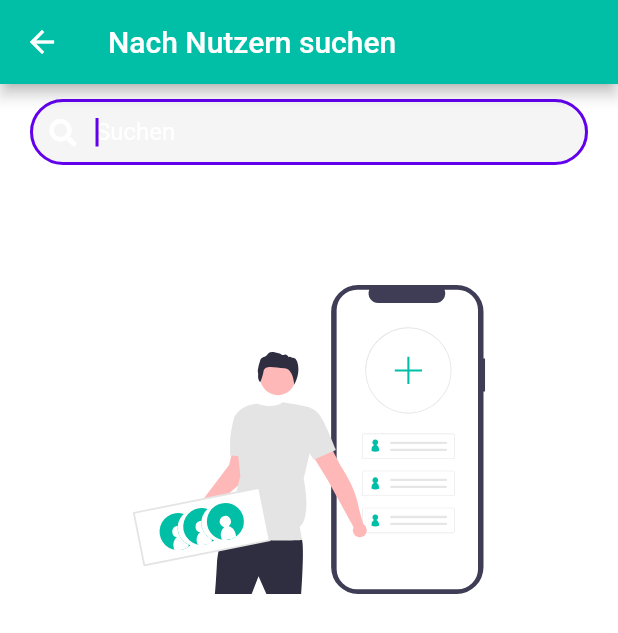
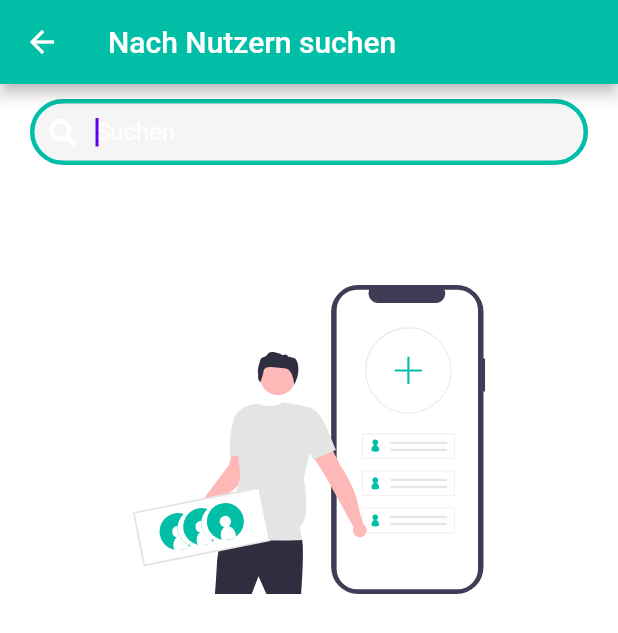
Before and after one commit to SirSimon04/you2me, a Flutter app: the FriendsSearchPage screen opened directly, on a phone screen of 412 x 824 dp. Shown: the top 633 px of the screen. Run offline on Flutter 3.47's test engine with Material 2 defaults, Android fonts, the phone set to English and light mode, and no system bars; our stand-ins replace badges, bubble, cached_network_image, cloud_firestore, device_preview, firebase_auth and 15 more; missing offline and left inert: adaptive_action_sheet, cupertino_list_tile, platform_list_tile, time_ago_provider; accounts and stored records are empty.

Commit message:
T
ColorTheme in focused_messagemenu_holder.dart

```diff
--- a/lib/constants.dart
+++ b/lib/constants.dart
@@ -13,7 +13,8 @@ const kContentColorLightTheme = Color(0xFF1D1D35);
 const kContentColorDarkTheme = Color(0xFFF5FCF9);
 const kWarningColor = Color(0xFFF3BB1C);
 const kErrorColor = Color(0xFFF03738);
-const kFocusedMenuHolderBGColor = Color(0xFF616161); //Colors.grey[700]
+const kFocusedMenuHolderBGColorDark = Color(0xFF616161); //Colors.grey[700]
+const kFocusedMenuHolderBGColorLight = Colors.white;
 
 const kBackgroundDark = Color(0xFF1D1D35);
 
--- a/lib/main.dart
+++ b/lib/main.dart
@@ -1,4 +1,3 @@
-import 'package:curved_navigation_bar/curved_navigation_bar.dart';
 import 'package:device_preview/device_preview.dart';
 import 'package:firebase_core/firebase_core.dart';
 import 'package:flutter/material.dart';
--- a/lib/screens/chatting/chat/components/chat_message_bubble.dart
+++ b/lib/screens/chatting/chat/components/chat_message_bubble.dart
@@ -70,7 +70,7 @@ class _ChatMessageBubbleState extends State<ChatMessageBubble> {
                   ChatFirebaseService.unmarkMessageFromFavPage(
                       msg: widget.message);
                 },
-                backgroundColor: kFocusedMenuHolderBGColor,
+                backgroundColor: kFocusedMenuHolderBGColorDark,
               ),
             ],
             child: Bubble(
--- a/lib/screens/friends/components/friends_searchpage.dart
+++ b/lib/screens/friends/components/friends_searchpage.dart
@@ -53,9 +53,21 @@ class _FriendsSearchPageState extends State<FriendsSearchPage> {
                     },
                     controller: textController,
                     decoration: InputDecoration(
+                      focusedBorder: OutlineInputBorder(
+                        borderRadius:
+                            BorderRadius.circular(kCircularBorderRadius),
+                        borderSide: BorderSide(
+                          color: Theme.of(context).primaryColor,
+                          width: 3,
+                        ),
+                      ),
                       border: OutlineInputBorder(
                         borderRadius:
                             BorderRadius.circular(kCircularBorderRadius),
+                        borderSide: BorderSide(
+                          color: Theme.of(context).primaryColor,
+                          width: 3,
+                        ),
                       ),
                       hintText: "Suchen",
                       hintStyle: TextStyle(
--- a/lib/themes.dart
+++ b/lib/themes.dart
@@ -34,6 +34,7 @@ ThemeData darkThemeData(BuildContext context) {
     colorScheme: ColorScheme.dark().copyWith(
       secondary: kMyMessageColorDark, //MessageColors
       secondaryVariant: kOtherMessageColorDark,
+      onSurface: kFocusedMenuHolderBGColorDark,
     ),
     primaryColor: kPrimaryColor,
     scaffoldBackgroundColor: kBackgroundDark,
```
Also changed, not shown: lib/screens/chatting/chat/components/chat_contextmenu_actions.dart (+5 -5 lines), lib/screens/chatting/chat/components/focused_messagemenu_holder.dart (+28 -7 lines).
